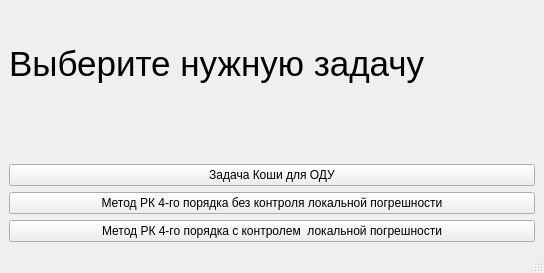
The window that mainwindow.ui (Andrew-Kop/Lab_1) describes before a commit, drawn with Qt 5.
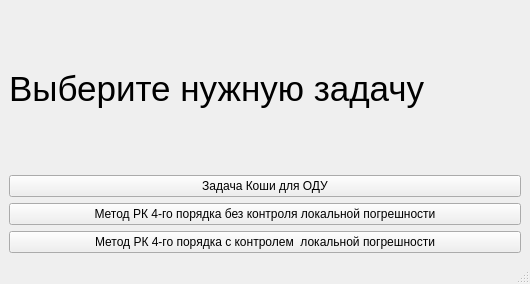
The same window after the commit.

What changed in the file:
```diff
--- a/mainwindow.ui
+++ b/mainwindow.ui
@@ -6,8 +6,8 @@
    <rect>
     <x>0</x>
     <y>0</y>
-    <width>544</width>
-    <height>273</height>
+    <width>530</width>
+    <height>284</height>
    </rect>
   </property>
   <property name="windowTitle">
@@ -33,37 +33,21 @@
       </property>
      </widget>
     </item>
-    <item row="4" column="0">
+    <item row="3" column="0">
      <widget class="QPushButton" name="pushButton_3">
       <property name="text">
        <string>Метод РК 4-го порядка с контролем  локальной погрешности</string>
       </property>
      </widget>
     </item>
-    <item row="2" column="0">
+    <item row="1" column="0">
      <widget class="QPushButton" name="pushButton">
       <property name="text">
        <string>Задача Коши для ОДУ</string>
       </property>
      </widget>
     </item>
-    <item row="1" column="0">
-     <spacer name="verticalSpacer">
-      <property name="orientation">
-       <enum>Qt::Orientation::Vertical</enum>
-      </property>
-      <property name="sizeType">
-       <enum>QSizePolicy::Policy::Fixed</enum>
-      </property>
-      <property name="sizeHint" stdset="0">
-       <size>
-        <width>20</width>
-        <height>40</height>
-       </size>
-      </property>
-     </spacer>
-    </item>
-    <item row="3" column="0">
+    <item row="2" column="0">
      <widget class="QPushButton" name="pushButton_2">
       <property name="text">
        <string>Метод РК 4-го порядка без контроля локальной погрешности</string>
```
Left out of the diff: 2 changed lines with no effect on the pictures.
